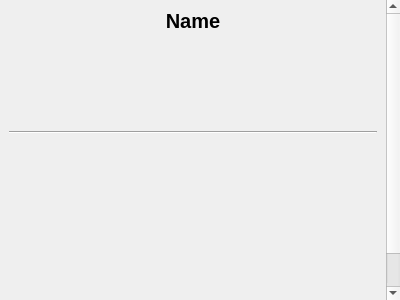
Before: the Qt Designer form src/ui/curseforge/curseforgemodinfowidget.ui in kaniol-lck/modmanager, drawn with Qt 5.
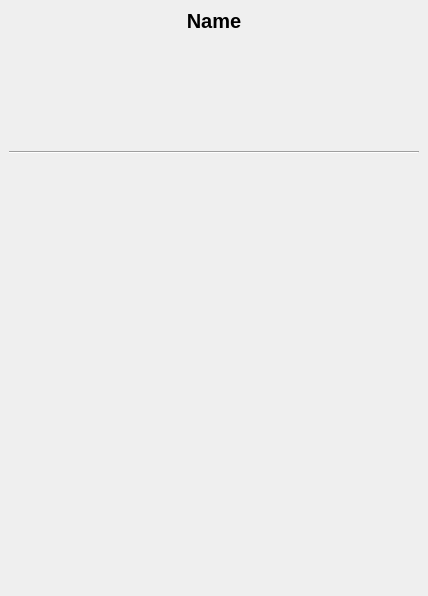
After: the same form once the commit is applied.

```diff
--- a/src/ui/curseforge/curseforgemodinfowidget.ui
+++ b/src/ui/curseforge/curseforgemodinfowidget.ui
@@ -6,8 +6,8 @@
    <rect>
     <x>0</x>
     <y>0</y>
-    <width>400</width>
-    <height>300</height>
+    <width>428</width>
+    <height>596</height>
    </rect>
   </property>
   <property name="windowTitle">
@@ -38,9 +38,9 @@
       <property name="geometry">
        <rect>
         <x>0</x>
-        <y>-60</y>
-        <width>379</width>
-        <height>360</height>
+        <y>0</y>
+        <width>428</width>
+        <height>596</height>
        </rect>
       </property>
       <layout class="QVBoxLayout" name="verticalLayout">
@@ -72,7 +72,7 @@
        </item>
        <item>
         <layout class="QGridLayout" name="gridLayout">
-         <item row="0" column="0" rowspan="2">
+         <item row="0" column="0">
           <widget class="QLabel" name="modIcon">
            <property name="sizePolicy">
             <sizepolicy hsizetype="Fixed" vsizetype="Fixed">
@@ -102,6 +102,33 @@
        <item>
         <widget class="QWidget" name="tagsWidget" native="true"/>
        </item>
+       <item>
+        <widget class="QLabel" name="modSummary">
+         <property name="sizePolicy">
+          <sizepolicy hsizetype="Preferred" vsizetype="Preferred">
+           <horstretch>0</horstretch>
+           <verstretch>0</verstretch>
+          </sizepolicy>
+         </property>
+         <property name="font">
+          <font>
+           <italic>false</italic>
+          </font>
+         </property>
+         <property name="toolTip">
+          <string notr="true"/>
+         </property>
+         <property name="text">
+          <string/>
+         </property>
+         <property name="alignment">
+          <set>Qt::AlignLeading|Qt::AlignLeft|Qt::AlignTop</set>
+         </property>
+         <property name="wordWrap">
+          <bool>true</bool>
+         </property>
+        </widget>
+       </item>
        <item>
         <widget class="Line" name="line">
          <property name="orientation">
```
